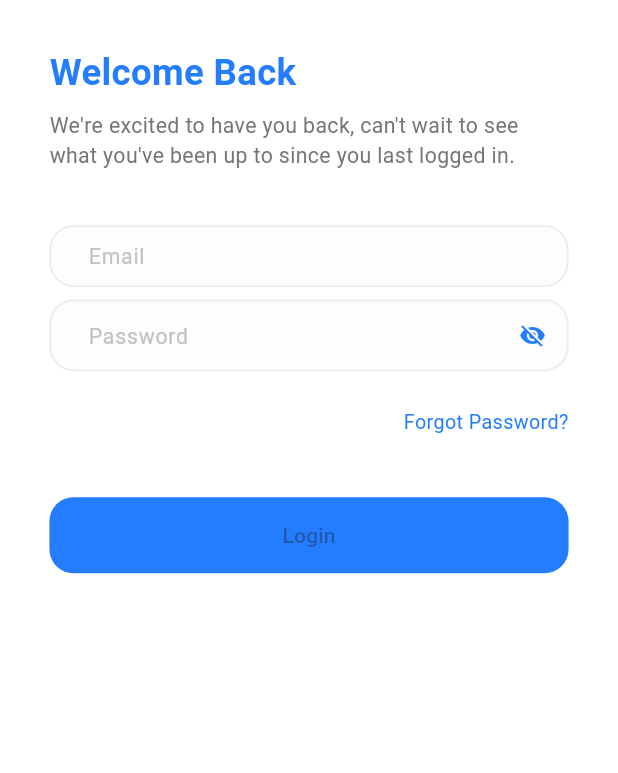
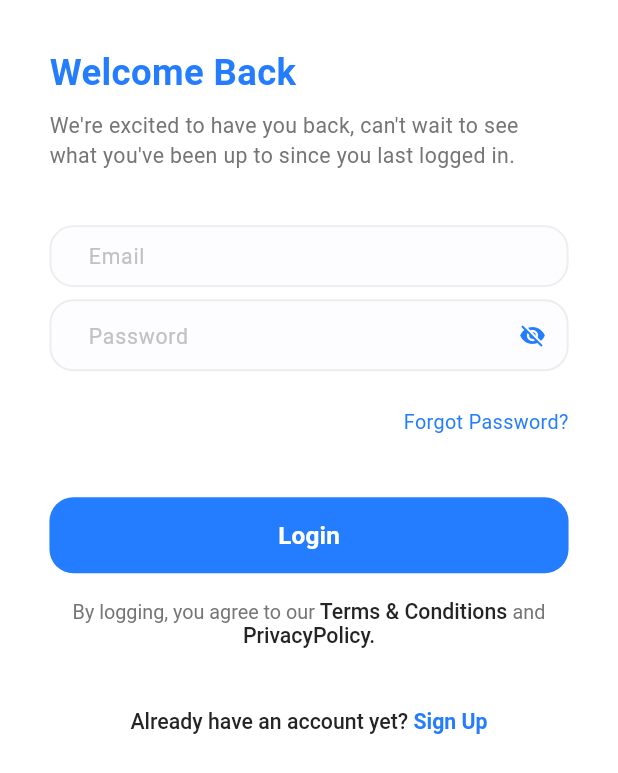
Before and after one commit to AhmedYasserTaha/docdoc_app, a Flutter app: the screen it shows after launch, after a tap on "Get Started", on a phone screen of 412 x 824 dp. Shown: the top 773 px of the screen. Run offline on Flutter 3.47's test engine with Material 3 defaults, Android fonts, the phone set to English and light mode, and no system bars; our stand-ins replace flutter_screenutil, flutter_svg; Roboto replaces fonts that are missing (Poppins).

Commit message:
UI login done

```diff
--- a/lib/core/routing/app_router.dart
+++ b/lib/core/routing/app_router.dart
@@ -1,7 +1,7 @@
 import 'package:doc_doc/core/routing/routes.dart';
 import 'package:doc_doc/featured/onBoarding/onboardong_screen.dart';
 import 'package:doc_doc/featured/splash/splash.dart';
-import 'package:doc_doc/featured/ui/widget/login/login_screen.dart';
+import 'package:doc_doc/featured/ui/login/login_screen.dart';
 import 'package:flutter/material.dart';
 import 'package:flutter/widgets.dart';
 
--- a/lib/core/theme/styles.dart
+++ b/lib/core/theme/styles.dart
@@ -35,6 +35,11 @@ class TextStyles {
     fontWeight: FontWeightHelper.regular,
     color: ColorsManeger.primaryColor,
   );
+  static TextStyle font14Bluebold = TextStyle(
+    fontSize: 14.sp,
+    fontWeight: FontWeightHelper.bold,
+    color: ColorsManeger.primaryColor,
+  );
   static TextStyle font14GreyReguler = TextStyle(
     fontSize: 14.sp,
     fontWeight: FontWeightHelper.regular,
--- a/lib/featured/ui/widget/login/login_screen.dart
+++ b/lib/featured/ui/login/login_screen.dart
@@ -3,6 +3,8 @@ import 'package:doc_doc/core/theme/colors.dart';
 import 'package:doc_doc/core/theme/styles.dart';
 import 'package:doc_doc/core/widget/app_text_button.dart';
 import 'package:doc_doc/core/widget/app_text_form_feild.dart';
+import 'package:doc_doc/featured/ui/widget/already_have_accont.dart';
+import 'package:doc_doc/featured/ui/widget/terms_and_conditions.dart';
 import 'package:flutter/material.dart';
 import 'package:flutter_screenutil/flutter_screenutil.dart';
 
@@ -66,7 +68,15 @@ class _LoginScreenState extends State<LoginScreen> {
                         ),
                       ),
                       verticalSpace(40),
-                      AppTextButton(textButton: "Login"),
+                      AppTextButton(
+                        textButton: "Login",
+                        style: TextStyles.font16SemBold,
+                      ),
+                      verticalSpace(15),
+                      TermsAndConditions(),
+                      verticalSpace(40),
+
+                      AlreadyHaveAccont(),
                     ],
                   ),
                 ),
--- /dev/null
+++ b/lib/featured/ui/widget/already_have_accont.dart
@@ -0,0 +1,22 @@
+import 'package:doc_doc/core/theme/styles.dart';
+import 'package:flutter/material.dart';
+
+class AlreadyHaveAccont extends StatelessWidget {
+  const AlreadyHaveAccont({super.key});
+
+  @override
+  Widget build(BuildContext context) {
+    return RichText(
+      textAlign: TextAlign.center,
+      text: TextSpan(
+        children: [
+          TextSpan(
+            text: "Already have an account yet? ",
+            style: TextStyles.font14DarkBlueMedium,
+          ),
+          TextSpan(text: "Sign Up", style: TextStyles.font14Bluebold),
+        ],
+      ),
+    );
+  }
+}
--- /dev/null
+++ b/lib/featured/ui/widget/terms_and_conditions.dart
@@ -0,0 +1,33 @@
+import 'package:doc_doc/core/theme/styles.dart';
+import 'package:flutter/material.dart';
+
+class TermsAndConditions extends StatelessWidget {
+  const TermsAndConditions({super.key});
+
+  @override
+  Widget build(BuildContext context) {
+    return RichText(
+      textAlign: TextAlign.center,
+      text: TextSpan(
+        children: [
+          TextSpan(
+            text: "By logging, you agree to our ",
+            style: TextStyles.font13GreyReguler,
+          ),
+          TextSpan(
+            text: "Terms & Conditions ",
+            style: TextStyles.font14DarkBlueMedium,
+          ),
+          TextSpan(
+            text: "and ",
+            style: TextStyles.font13GreyReguler.copyWith(height: 1.4),
+          ),
+          TextSpan(
+            text: "PrivacyPolicy.",
+            style: TextStyles.font14DarkBlueMedium,
+          ),
+        ],
+      ),
+    );
+  }
+}
```
